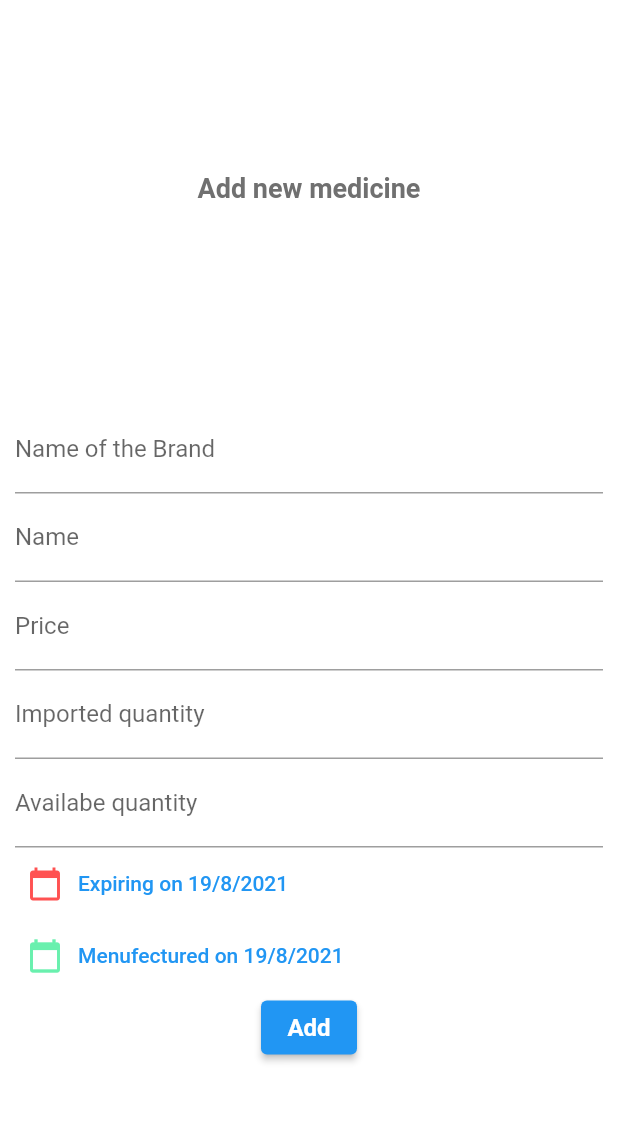
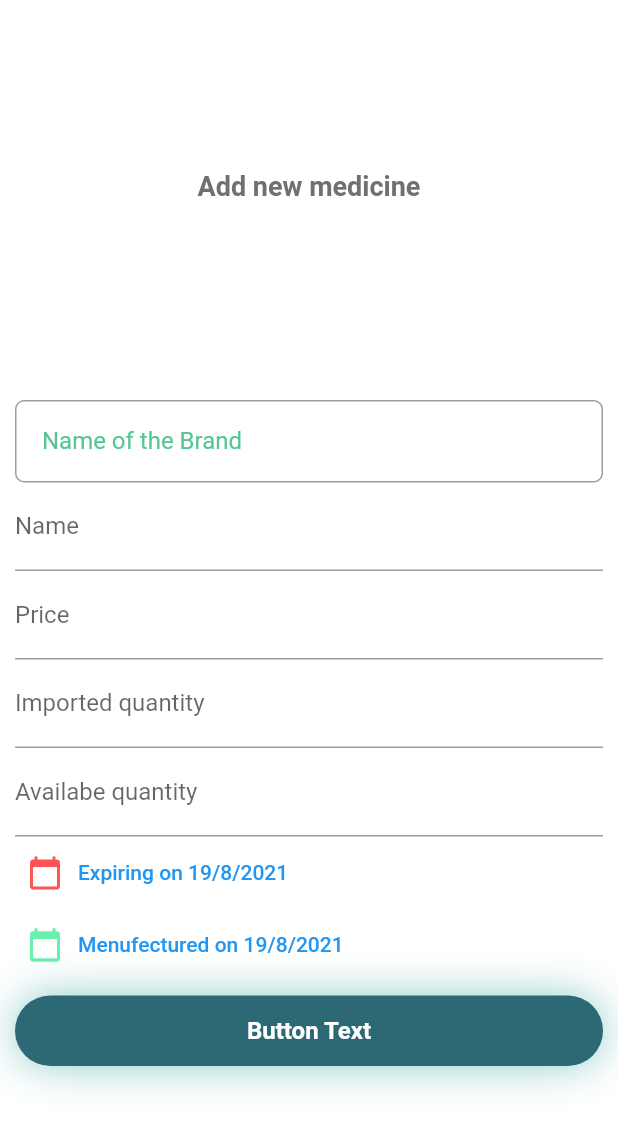
Before and after one commit to Dparmar006/med-box-app, a Flutter app: the AddMedicine screen opened directly, on a phone screen of 412 x 824 dp. Shown: the top 1130 px of the screen. Run offline on Flutter 3.47's test engine with Material 2 defaults, Android fonts, the phone set to English and light mode, and no system bars; network calls fail.

Commit message:
ADDED: CustomButton, Shadows to widgets

```diff
--- a/lib/constants/decoration.dart
+++ b/lib/constants/decoration.dart
@@ -3,7 +3,7 @@ import 'package:flutter/material.dart';
 class Constants {
   static const ragulerText = TextStyle(
       color: Color(0xffffffff), fontSize: 16, fontWeight: FontWeight.bold);
-  static const subtleText = TextStyle(color: Color(0xff707070), fontSize: 14);
+  static const subtleText = TextStyle(color: Color(0xff606060), fontSize: 14);
   static const headingText = TextStyle(
     color: Color(0xff707070),
     fontSize: 18,
--- a/lib/screens/AddMedicine.dart
+++ b/lib/screens/AddMedicine.dart
@@ -2,6 +2,7 @@ import 'package:flutter/cupertino.dart';
 import 'package:flutter/material.dart';
 import 'package:med_box/constants/decoration.dart';
 import 'package:med_box/helper/api_manager.dart';
+import 'package:med_box/widgets/CustomButton.dart';
 import 'package:med_box/widgets/CustomInput.dart';
 
 class AddMedicine extends StatefulWidget {
@@ -95,6 +96,13 @@ class _AddMedicineState extends State<AddMedicine> {
                   controller: brandName,
                   decoration: InputDecoration(
                     labelText: "Name of the Brand",
+                    contentPadding: EdgeInsets.all(18),
+                    border: OutlineInputBorder(
+                      borderRadius: BorderRadius.circular(6),
+                    ),
+                    labelStyle:
+                        TextStyle(color: Theme.of(context).primaryColor),
+                    hintStyle: TextStyle(color: Theme.of(context).primaryColor),
                   ),
                 ),
                 TextField(
@@ -152,10 +160,10 @@ class _AddMedicineState extends State<AddMedicine> {
                     ],
                   ),
                 ),
-                ElevatedButton(
-                  onPressed: () => {addMedicine()},
-                  child: Text('Add', style: Constants.ragulerText),
-                )
+                SizedBox(height: 10),
+                CustomButton(
+                  onPressed: () => addMedicine(),
+                ),
               ],
             ),
           ],
--- a/lib/screens/Home.dart
+++ b/lib/screens/Home.dart
@@ -35,18 +35,20 @@ class _HomeState extends State<Home> {
           title: Text('Home'),
         ),
         floatingActionButton: FloatingActionButton.extended(
+          icon: Icon(Icons.add),
+          label: Text('Add'),
           onPressed: () => {
             Navigator.push(
               context,
               MaterialPageRoute(builder: (context) => AddMedicine()),
             ),
           },
-            label: Icon(Icons.add)),
+        ),
         body: SafeArea(
           child: GestureDetector(
             onTap: () => {print('object')},
             child: Container(
-                padding: EdgeInsets.all(10),
+                // padding: EdgeInsets.all(10),
                 child: !_loading
                     ? ListView.builder(
                         itemCount: _medicineModel.length,
--- /dev/null
+++ b/lib/widgets/CustomButton.dart
@@ -0,0 +1,31 @@
+import 'package:flutter/material.dart';
+import 'package:med_box/constants/decoration.dart';
+
+class CustomButton extends StatelessWidget {
+  final onPressed;
+  const CustomButton({Key key, this.onPressed}) : super(key: key);
+
+  @override
+  Widget build(BuildContext context) {
+    return Container(
+      child: GestureDetector(
+        onTap: () => onPressed(),
+        child: Container(
+          width: double.infinity,
+          padding: EdgeInsets.symmetric(vertical: 14, horizontal: 30),
+          decoration: BoxDecoration(
+              color: Theme.of(context).accentColor,
+              borderRadius: BorderRadius.circular(32),
+              boxShadow: [
+                new BoxShadow(
+                  color: Color(0x88329D9C),
+                  blurRadius: 24,
+                )
+              ]),
+          child:
+              Center(child: Text('Button Text', style: Constants.ragulerText)),
+        ),
+      ),
+    );
+  }
+}
--- a/lib/widgets/MedicineInfo.dart
+++ b/lib/widgets/MedicineInfo.dart
@@ -14,9 +14,15 @@ class Medicine extends StatelessWidget {
   Widget build(BuildContext context) {
     return Container(
       height: 200,
-      margin: EdgeInsets.only(bottom: 10),
+      margin: EdgeInsets.all(15),
       padding: EdgeInsets.all(18),
       decoration: BoxDecoration(
+        boxShadow: [
+          new BoxShadow(
+            color: Theme.of(context).primaryColor,
+            blurRadius: 22,
+          )
+        ],
         color: Theme.of(context).primaryColor,
         border: Border.all(color: Theme.of(context).primaryColor),
         borderRadius: BorderRadius.circular(32),
```
Lines whose indentation alone changed are shown as unchanged.
